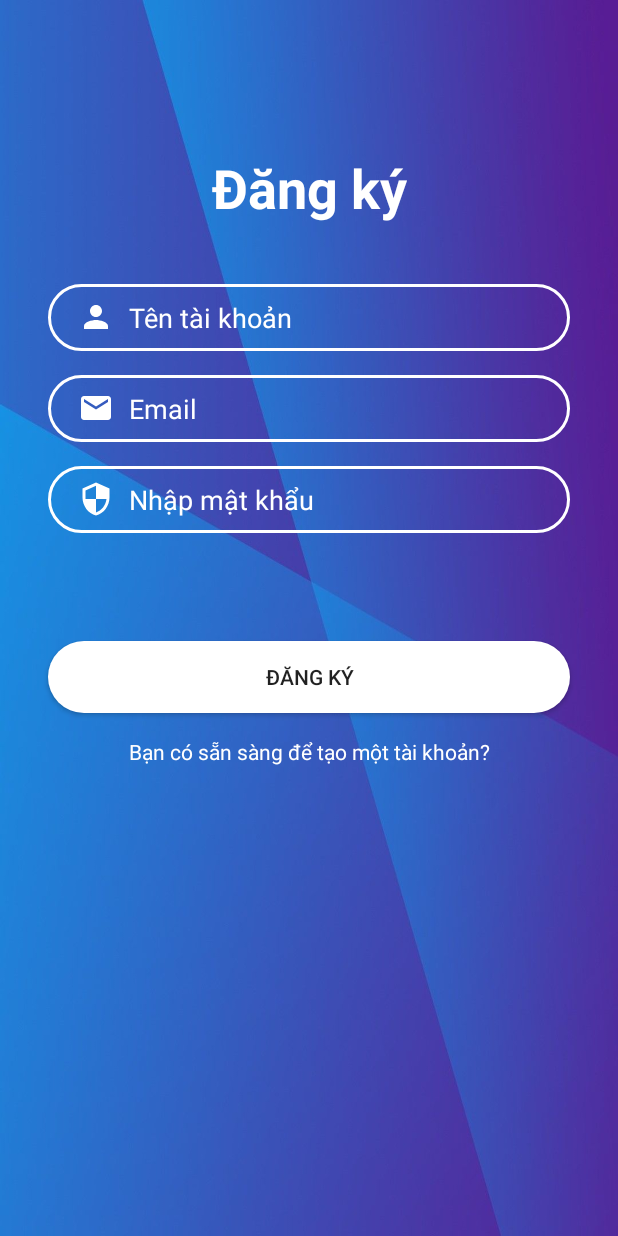
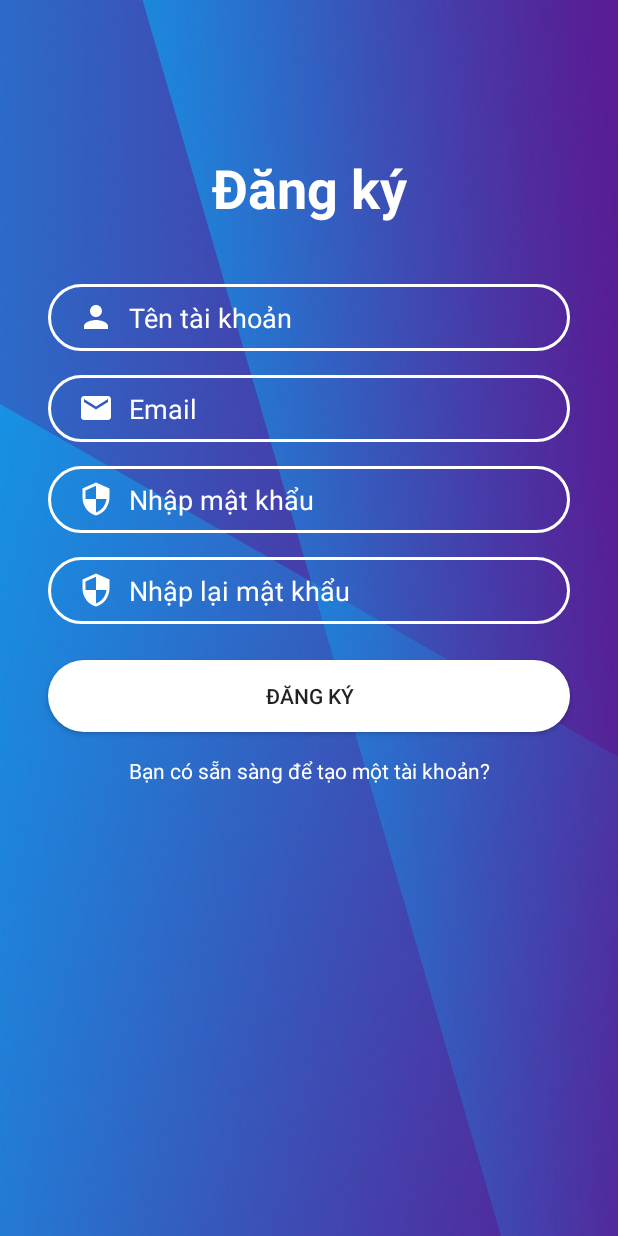
Before and after one commit to coderhus/MyShopping, an Android app: the RegisterActivity screen opened directly, with no data from a screen before it, on a phone screen of 412 x 824 dp. Run offline under Robolectric (Android 15) with nearby library versions, the phone set to English and light mode, and no system bars.

Commit message:
Đây nhá

```diff
--- a/app/src/main/java/com/example/myshopping/RegisterActivity.java
+++ b/app/src/main/java/com/example/myshopping/RegisterActivity.java
@@ -3,12 +3,40 @@ package com.example.myshopping;
 import androidx.appcompat.app.AppCompatActivity;
 
 import android.os.Bundle;
+import android.text.method.PasswordTransformationMethod;
+import android.text.method.SingleLineTransformationMethod;
+import android.view.View;
+import android.widget.EditText;
 
 public class RegisterActivity extends AppCompatActivity {
+
+    EditText inputPW, inputCPW;
+
 
     @Override
     protected void onCreate(Bundle savedInstanceState) {
         super.onCreate(savedInstanceState);
         setContentView(R.layout.activity_register);
+
+        AnhXa();
+
+        inputPW.setOnClickListener(new View.OnClickListener() {
+            @Override
+            public void onClick(View v) {
+                if (inputPW.getTransformationMethod().getClass().getSimpleName() .equals("PasswordTransformationMethod")) {
+                    inputPW.setTransformationMethod(new SingleLineTransformationMethod());
+                }
+                else {
+                    inputPW.setTransformationMethod(new PasswordTransformationMethod());
+                }
+
+                inputPW.setSelection(inputPW.getText().length());
+            }
+        });
+    }
+
+    private void AnhXa() {
+        inputPW =(EditText) findViewById(R.id.inputPassword);
+        inputCPW =(EditText) findViewById(R.id.inputConformPassword);
     }
 }
--- a/app/src/main/res/layout/activity_login.xml
+++ b/app/src/main/res/layout/activity_login.xml
@@ -74,6 +74,7 @@
                 android:layout_marginLeft="30dp"
                 android:layout_marginRight="30dp"/>
             <EditText
+                android:id="@+id/password"
                 android:textColorHint="@color/colorPlaceholder"
                 android:layout_marginTop="24dp"
                 android:drawableEnd="@drawable/lock_icon"
--- a/app/src/main/res/layout/activity_register.xml
+++ b/app/src/main/res/layout/activity_register.xml
@@ -76,27 +76,26 @@
         android:drawablePadding="10dp"
         android:ems="10"
         android:hint="Nhập mật khẩu"
-        android:inputType="textPersonName"
+        android:inputType="textPassword"
         android:paddingLeft="20dp"
         android:paddingTop="10dp"
         android:paddingRight="10dp"
+        android:singleLine="true"
         android:paddingBottom="10dp"
         android:textColor="@color/colorWhite"
         android:textColorHint="@color/colorWhite"
         app:layout_constraintEnd_toEndOf="@+id/inputEmail"
         app:layout_constraintStart_toStartOf="@+id/inputEmail"
-        app:layout_constraintTop_toBottomOf="@+id/inputEmail" />
+        app:layout_constraintTop_toBottomOf="@+id/inputEmail"
+        />
 
-    <com.google.android.material.textfield.TextInputLayout
-        android:id="@+id/inputConformPassword_"
-        android:layout_width="0dp"
-        android:layout_height="wrap_content"
-        app:hintEnabled="false"
-        app:passwordToggleEnabled="true"
-        app:layout_constraintEnd_toEndOf="@+id/inputPassword"
-        app:layout_constraintStart_toStartOf="@+id/inputPassword"
-        app:layout_constraintTop_toBottomOf="@+id/inputPassword"
-        >
+
+
+
+
+
+
+
 
     <EditText
         android:id="@+id/inputConformPassword"
@@ -113,37 +112,13 @@
         android:paddingLeft="20dp"
         android:paddingTop="10dp"
         android:paddingRight="10dp"
+        android:singleLine="true"
         android:paddingBottom="10dp"
         android:textColor="@color/colorWhite"
         android:textColorHint="@color/colorWhite"
-            />
-
-
-
-
-    </com.google.android.material.textfield.TextInputLayout>
-
-<!--    <EditText-->
-<!--        android:id="@+id/inputConformPassword"-->
-<!--        android:password="true"-->
-<!--        android:layout_width="0dp"-->
-<!--        android:layout_height="wrap_content"-->
-<!--        android:layout_marginTop="16dp"-->
-<!--        android:background="@drawable/input_bg"-->
-<!--        android:drawableLeft="@drawable/ic_security"-->
-<!--        android:drawablePadding="10dp"-->
-<!--        android:ems="10"-->
-<!--        android:hint="Nhập lại mật khẩu"-->
-<!--        android:inputType="textPersonName"-->
-<!--        android:paddingLeft="20dp"-->
-<!--        android:paddingTop="10dp"-->
-<!--        android:paddingRight="10dp"-->
-<!--        android:paddingBottom="10dp"-->
-<!--        android:textColor="@color/colorWhite"-->
-<!--        android:textColorHint="@color/colorWhite"-->
-<!--        app:layout_constraintEnd_toEndOf="@+id/inputPassword"-->
-<!--        app:layout_constraintStart_toStartOf="@+id/inputPassword"-->
-<!--        app:layout_constraintTop_toBottomOf="@+id/inputPassword" />-->
+        app:layout_constraintEnd_toEndOf="@+id/inputPassword"
+        app:layout_constraintStart_toStartOf="@+id/inputPassword"
+        app:layout_constraintTop_toBottomOf="@+id/inputPassword" />
 
     <Button
         android:id="@+id/btnRegister"
@@ -152,9 +127,9 @@
         android:layout_marginTop="24dp"
         android:background="@drawable/btn_bg"
         android:text="Đăng ký"
-        app:layout_constraintEnd_toEndOf="@+id/inputConformPassword_"
-        app:layout_constraintStart_toStartOf="@+id/inputConformPassword_"
-        app:layout_constraintTop_toBottomOf="@+id/inputConformPassword_" />
+        app:layout_constraintEnd_toEndOf="@+id/inputConformPassword"
+        app:layout_constraintStart_toStartOf="@+id/inputConformPassword"
+        app:layout_constraintTop_toBottomOf="@+id/inputConformPassword" />
 
     <TextView
         android:id="@+id/alreadyHaveAccount"
--- a/build.gradle
+++ b/build.gradle
@@ -5,7 +5,7 @@ buildscript {
         jcenter()
     }
     dependencies {
-        classpath "com.android.tools.build:gradle:4.1.3"
+        classpath 'com.android.tools.build:gradle:4.2.2'
         classpath 'com.google.gms:google-services:4.3.8'
 
         // NOTE: Do not place your application dependencies here; they belong
```
Also changed, not shown: app/src/main/AndroidManifest.xml (+6 -7 lines), app/src/main/java/com/example/myshopping/HomeActivity.java (added, +14 -0 lines), app/src/main/java/com/example/myshopping/LoginActivity.java (+21 -0 lines), app/src/main/res/layout/activity_home.xml (added, +156 -0 lines), gradle/wrapper/gradle-wrapper.properties. Lines whose indentation alone changed are shown as unchanged.
